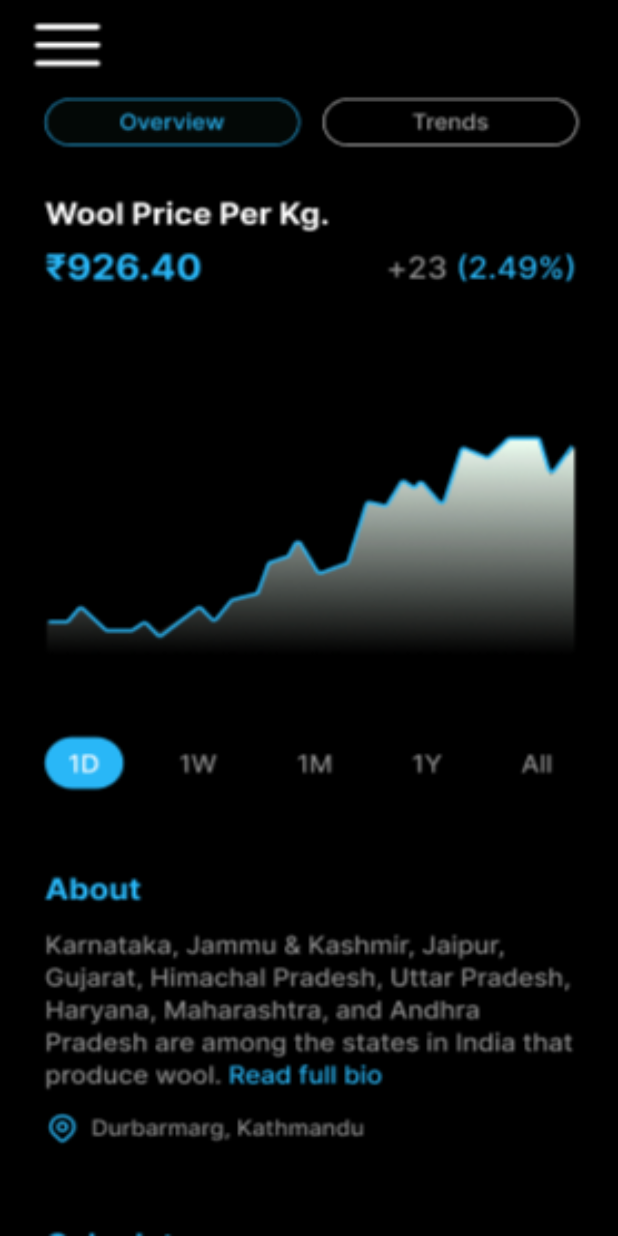
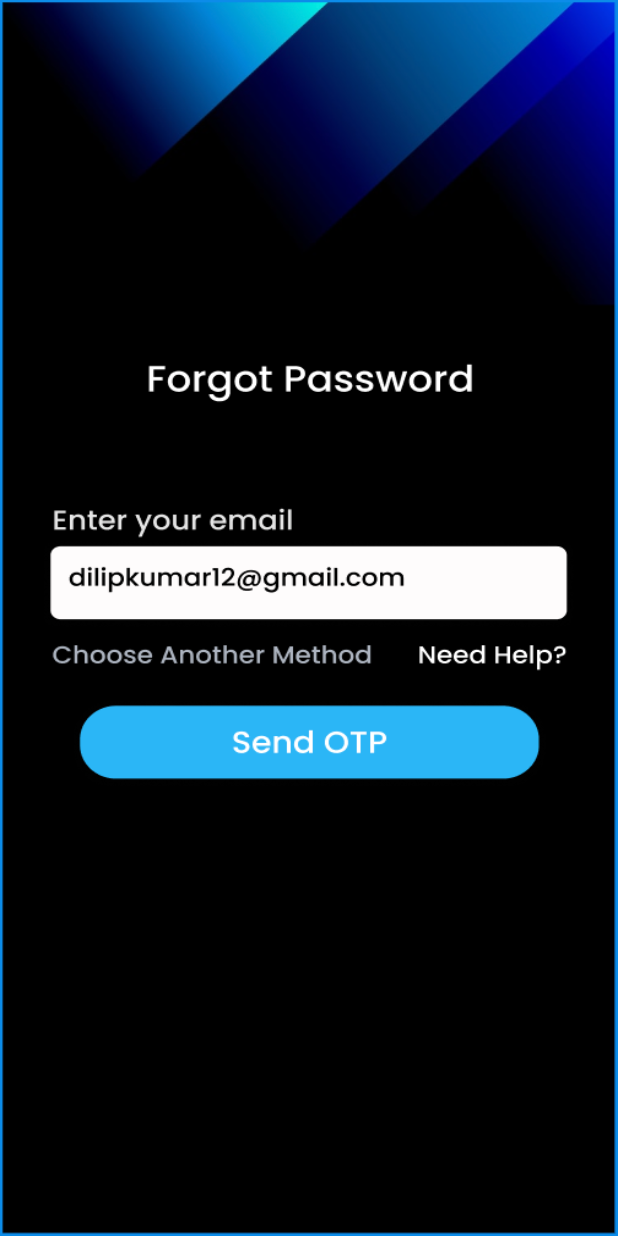
Before and after one commit to GmAbhishek/Wool-Sample, a Flutter app: the screen it shows after launch, on a phone screen of 412 x 824 dp. Run offline on Flutter 3.47's test engine with Material 2 defaults, Android fonts, the phone set to English and light mode, and no system bars.

Commit message:
Added Screens

```diff
--- a/lib/main.dart
+++ b/lib/main.dart
@@ -1,4 +1,4 @@
 import 'package:flutter/material.dart';
-import 'screens/dashboard.dart'; // Import the MyApp widget from my_app.dart
+import 'screens/forgot.dart'; // Import the MyApp widget from my_app.dart
 
 void main() => runApp(MyApp());
--- /dev/null
+++ b/lib/screens/forgot.dart
@@ -0,0 +1,19 @@
+import 'package:flutter/material.dart';
+
+class MyApp extends StatelessWidget {
+  @override
+  Widget build(BuildContext context) {
+    return MaterialApp(
+      home: Scaffold(
+        body: Container(
+          decoration: const BoxDecoration(
+            image: DecorationImage(
+              image: AssetImage('assets/forgot.png'),
+              fit: BoxFit.fill,
+            ),
+          ),
+        ),
+      ),
+    );
+  }
+}
```
Also changed, not shown: lib/screens/OTP.dart (added, +19 -0 lines), lib/screens/setup.dart (added, +19 -0 lines).
